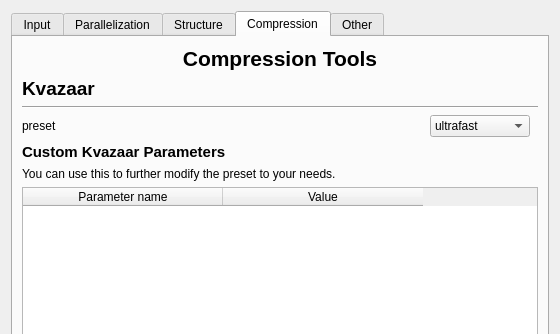
Old version of the form ui/videosettings.ui in the repository ultravideo/uvgComm; both pictures show x 0 to 560 and y 0 to 334 of the 560 by 518 pixel window.
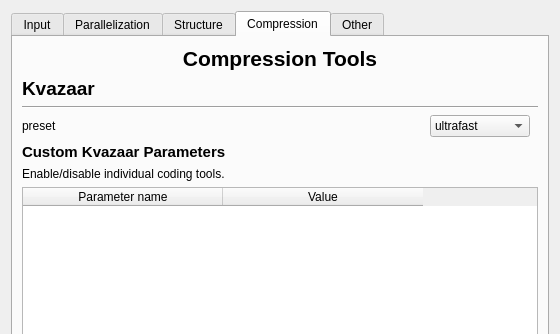
New version of the form. The open tabs and pages were chosen to show the change.

Commit message:
feature(Processing): Set all kvazaar settings in filter.
Now the first version of the demo is finished. DOI was missing from kvazaar.h
for some reason. Seems to be working.

The edit to the form file:
```diff
--- a/ui/videosettings.ui
+++ b/ui/videosettings.ui
@@ -1279,7 +1279,7 @@
        <item row="5" column="0">
         <widget class="QLabel" name="label_14">
          <property name="text">
-          <string>You can use this to further modify the preset to your needs.</string>
+          <string>Enable/disable individual coding tools.</string>
          </property>
         </widget>
        </item>
```
Left out of the diff: 10 changed lines with no effect on the pictures. The commit also changes 2 other files.
